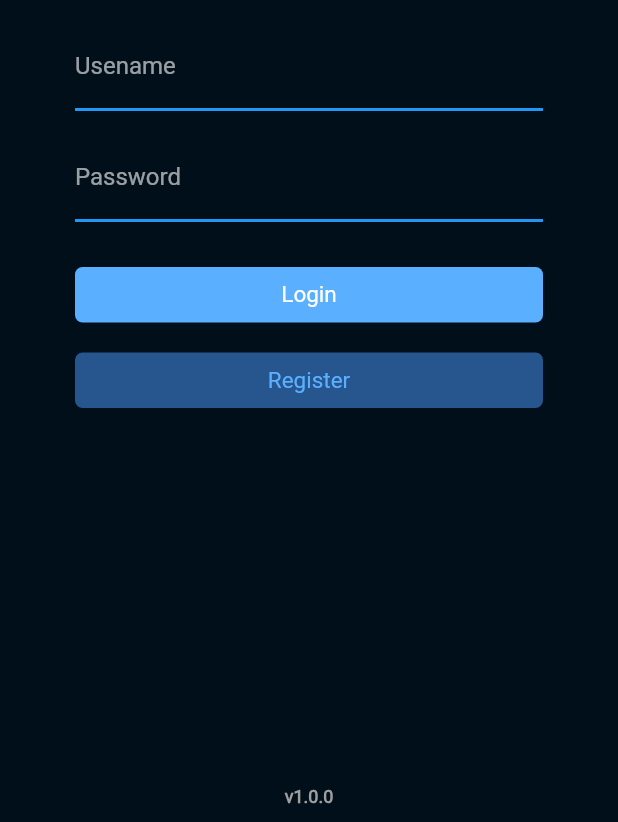
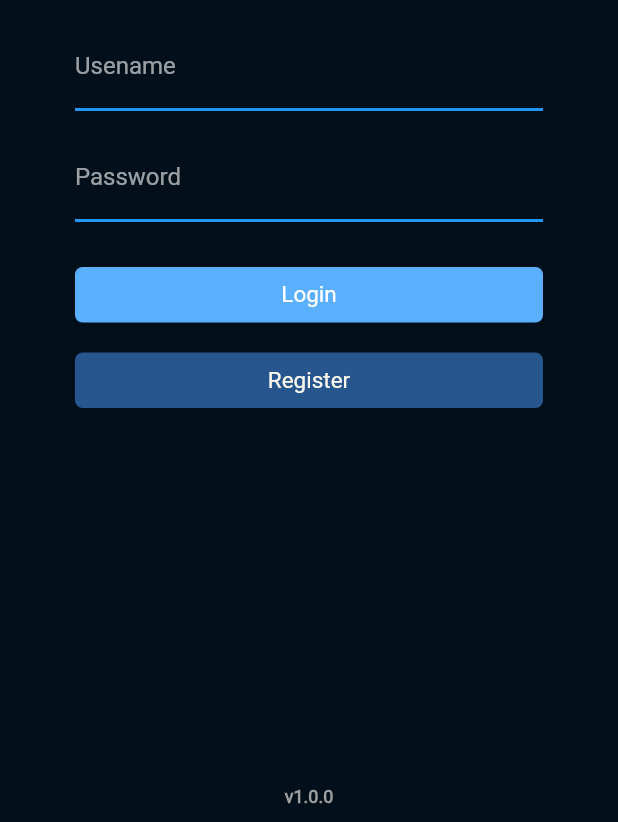
Before and after one commit to pulszao/investing, a Flutter app: the screen it shows after launch, on a phone screen of 412 x 824 dp, the part 414-1236 px from its top. Run offline on Flutter 3.47's test engine with Material 2 defaults, Android fonts, the phone set to English and light mode, and no system bars; our stand-ins replace cloud_firestore, dropdown_search, firebase_auth, firebase_core, flutter_secure_storage, material_design_icons_flutter and 2 more; accounts and stored records are empty.

Commit message:
Adjusting colors

```diff
--- a/lib/src/login/view/login_screen.dart
+++ b/lib/src/login/view/login_screen.dart
@@ -201,7 +201,7 @@ class _LoginScreenState extends State<LoginScreen> {
                           text: 'Register',
                           elevation: 0,
                           backgroundColor: kColorScheme.onPrimary,
-                          textColor: kColorScheme.primary,
+                          textColor: kColorScheme.onSurface,
                         ),
                         SizedBox(
                           height: MediaQuery.of(context).viewInsets.bottom == 0 ? 120 : 0,
--- a/lib/src/menu/view/menu_screen.dart
+++ b/lib/src/menu/view/menu_screen.dart
@@ -70,6 +70,7 @@ class _MenuScreenState extends State<MenuScreen> {
     }
 
     return Scaffold(
+      backgroundColor: kColorScheme.background,
       body: SafeArea(
         child: SingleChildScrollView(
           child: Column(
@@ -468,9 +469,9 @@ class _MenuScreenState extends State<MenuScreen> {
   void setUserDisplayName() async {
     User? authUser = FirebaseAuth.instance.currentUser;
 
-    String? username = authUser!.displayName != '' ? authUser.displayName : authUser.email;
+    String? username = authUser!.displayName != null && authUser.displayName != '' ? authUser.displayName : authUser.email;
     if (!mounted) return;
-    Provider.of<ProfileProvider>(context, listen: false).setInitials(username);
+    Provider.of<ProfileProvider>(context, listen: false).setInitials(username ?? '');
     Provider.of<ProfileProvider>(context, listen: false).setDisplayName(username);
     Provider.of<ProfileProvider>(context, listen: false).setEmail(authUser.email);
   }
```
